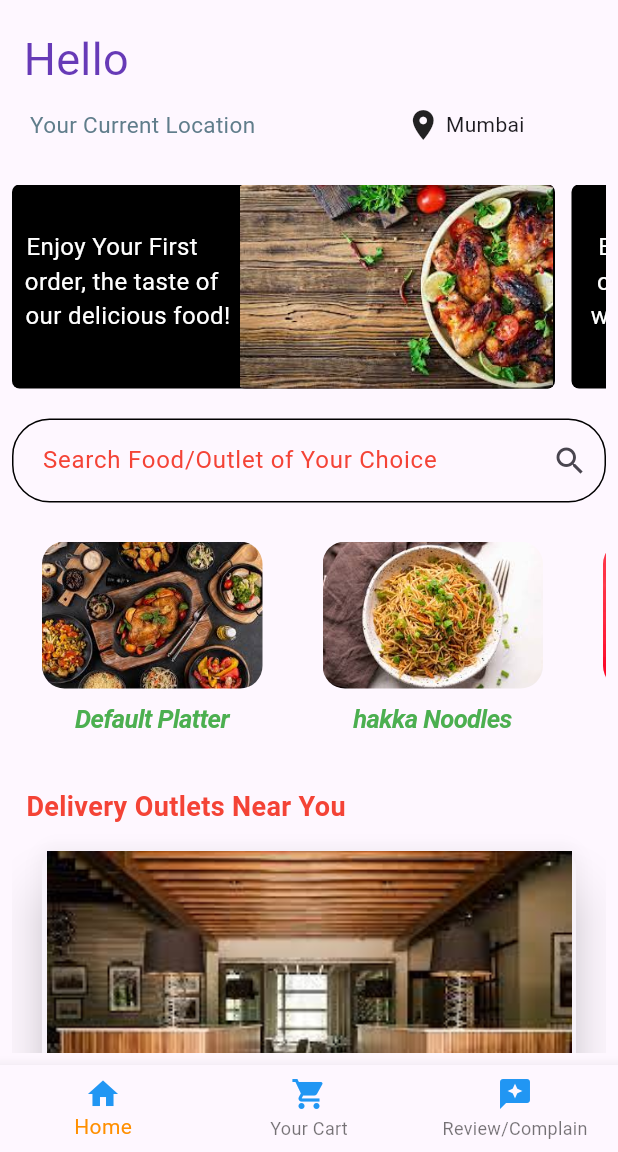
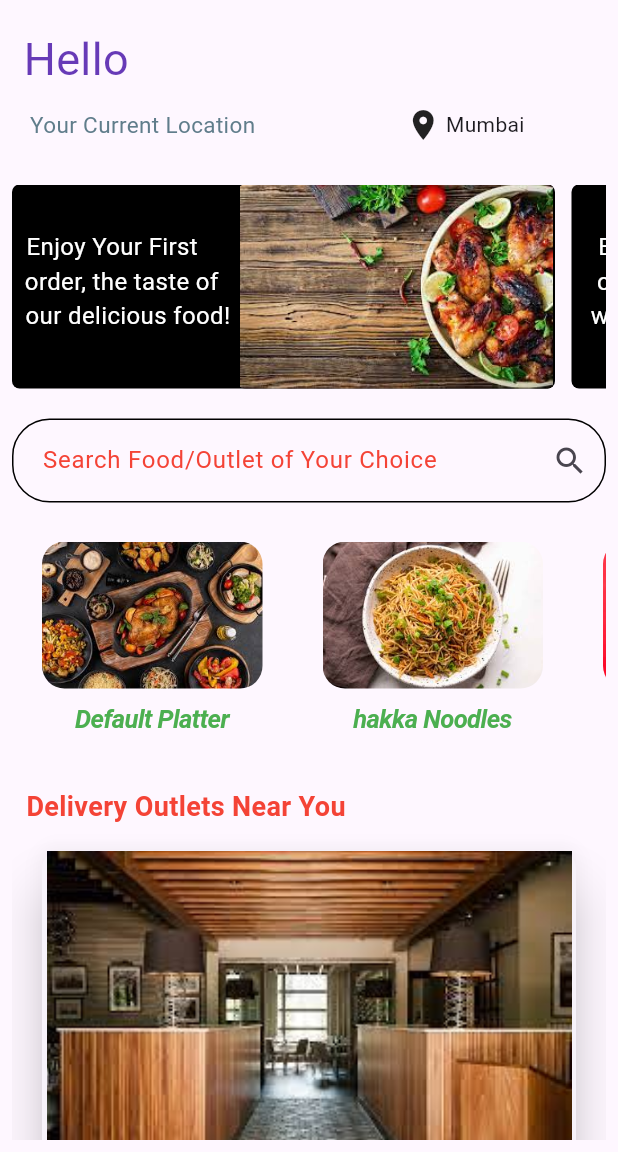
Before and after one commit to LAKSH3002/Food_Company_App, a Flutter app: the HomeScreen screen opened directly with empty values, on a phone screen of 412 x 824 dp, the part 84-1236 px from its top. Run offline on Flutter 3.47's test engine with Material 2 defaults, Android fonts, the phone set to English and light mode, and no system bars; our stand-ins replace animated_splash_screen, email_validator, firebase_auth, firebase_core, pinput; missing offline and left inert: dialog_flowtter; accounts and stored records are empty; Roboto replaces fonts that are missing (addressCity); project files that could hold a hidden picture were left out.

Commit message:
Created cart page and updated phone page

```diff
--- a/royal_plate/lib/Accounts.dart
+++ b/royal_plate/lib/Accounts.dart
@@ -81,7 +81,7 @@ class _AccountScreenState extends State<AccountScreen> {
                     SizedBox(height: 10,),
                     Text('  Email: ${widget.email.text}',style: TextStyle(fontSize: 18),),
                     SizedBox(height: 10,),
-                    Text("  Contact: 9867900994",style: TextStyle(fontSize: 18),),
+                    Text("  Contact: ",style: TextStyle(fontSize: 18),),
                   ],
                 ),
               ),),
--- a/royal_plate/lib/HomeScreen.dart
+++ b/royal_plate/lib/HomeScreen.dart
@@ -4,6 +4,7 @@ import 'package:royal_plate/Accounts.dart';
 import 'package:royal_plate/Chatbot/chatbot.dart';
 import 'package:royal_plate/LoginScreen.dart';
 import 'package:royal_plate/Menu_page/Menu.dart';
+import 'package:royal_plate/cart.dart';
 import 'package:royal_plate/phone.dart';
 import 'package:royal_plate/Email_screen.dart';
 import 'package:royal_plate/SetFav_home.dart';
@@ -41,11 +42,10 @@ class _HomeScreenState extends State<HomeScreen>
   TextEditingController namecontroller = TextEditingController();
   TextEditingController contactcontroller = TextEditingController();
 
-  // final List<Widget> _widgetOptions = <Widget>[
-  //   HomeScreen(),
-  //   HomeScreen(),
-  //   review(),
-  // ];
+  final List<Widget> _widgetOptions = <Widget>[
+    CartScreen(),
+    review(),
+  ];
 
 
 List<CardItem> items =  [
@@ -394,15 +394,15 @@ List<CardItem> items =  [
               ),
 
               ListTile(
-                title: const Text('Home page'),
-                leading: const Icon(Icons.home),
+                title: const Text('Your Cart'),
+                leading: const Icon(Icons.shopping_cart),
                 onTap: () {
-                  // setState(() {
-                  //   Navigator.of(context).push(MaterialPageRoute
-                  // (builder: (BuildContext context) =>
-                  // HomeScreen(name: name)
-                  // ));
-                  // });
+                  setState(() {
+                    Navigator.of(context).push(MaterialPageRoute
+                  (builder: (BuildContext context) =>
+                  const CartScreen()
+                  ));
+                  });
                 },
               ),
               ListTile(
@@ -444,6 +444,7 @@ List<CardItem> items =  [
                   });
                 },
               ),
+
               ListTile(
                 title: Text('Contact Us'),
                 leading: Icon(Icons.contact_emergency),
@@ -468,31 +469,36 @@ List<CardItem> items =  [
         ),
       ),
 
-      bottomNavigationBar: BottomNavigationBar(
-        type: BottomNavigationBarType.fixed,
-        items: const <BottomNavigationBarItem>[
-          BottomNavigationBarItem(
-            icon: Icon(Icons.home,color: Colors.blue,),
-            label: 'Home',
-          ),
-          BottomNavigationBarItem(
-            icon: Icon(Icons.shopping_cart,color: Colors.blue),
-            label: 'Your Cart',
-          ),
-          BottomNavigationBarItem(
-            icon: Icon(Icons.reviews,color:Colors.blue,),
-            label: 'Review/Complain',
-          ),
-        ],
-        currentIndex: _selectedIndex,
-        selectedItemColor: Colors.amber[800],
-        onTap: (int index)
-        {
-          setState(() {
-            _selectedIndex = index;
-          });
-        },
-      ),
+      // bottomNavigationBar: BottomNavigationBar(
+      //   type: BottomNavigationBarType.fixed,
+      //   items: const <BottomNavigationBarItem>[
+
+      //     BottomNavigationBarItem(
+      //       icon: Icon(Icons.shopping_cart,color: Colors.blue),
+      //       label: 'Your Cart',
+      //     ),
+
+      //     BottomNavigationBarItem(
+      //       icon: Icon(Icons.shopping_cart,color: Colors.blue),
+      //       label: 'Your Cart',
+      //     ),
+
+      //     BottomNavigationBarItem(
+      //       icon: Icon(Icons.reviews,color:Colors.blue,),
+      //       label: 'Review/Complain',
+      //     ),
+
+      //   ],
+
+      //   currentIndex: _selectedIndex,
+      //   selectedItemColor: Colors.amber[800],
+      //   onTap: (int index)
+      //   {
+      //     setState(() {
+      //       _selectedIndex = index;
+      //     });
+      //   },
+      // ),
     );
   }
 }
--- a/royal_plate/lib/main.dart
+++ b/royal_plate/lib/main.dart
@@ -4,6 +4,7 @@ import 'package:flutter/material.dart';
 import 'package:firebase_auth/firebase_auth.dart';
 import 'package:royal_plate/phone.dart';
 import 'package:royal_plate/Splash_Screen1.dart';
+import 'package:royal_plate/review.dart';
 import 'LoginScreen.dart';
 import 'Email_screen.dart';
 import 'Splash_Screen2.dart';
@@ -29,7 +30,7 @@ class MyApp extends StatelessWidget
     return MaterialApp(
     debugShowCheckedModeBanner: false,
       theme: ThemeData(useMaterial3: true),
-      home: OnBoarding4(),
+      home: SplashScreen1(),
     );
   }
 }
--- a/royal_plate/lib/phone.dart
+++ b/royal_plate/lib/phone.dart
@@ -105,7 +105,7 @@ class _OnBoarding15State extends State<OnBoarding15> {
                   verificationFailed: (FirebaseAuthException e){},
                   codeSent: (String verificationId, int? forceResendingToken) {
                     OnBoarding15.verify=verificationId;
-                    Navigator.of(context).pop(
+                    Navigator.of(context).push(
                   MaterialPageRoute(builder: (BuildContext context)=>
                   const MyOtp()));
                   },
```
Also changed, not shown: royal_plate/lib/Email_screen.dart (+49 -26 lines), royal_plate/lib/cart.dart (added, +22 -0 lines).
